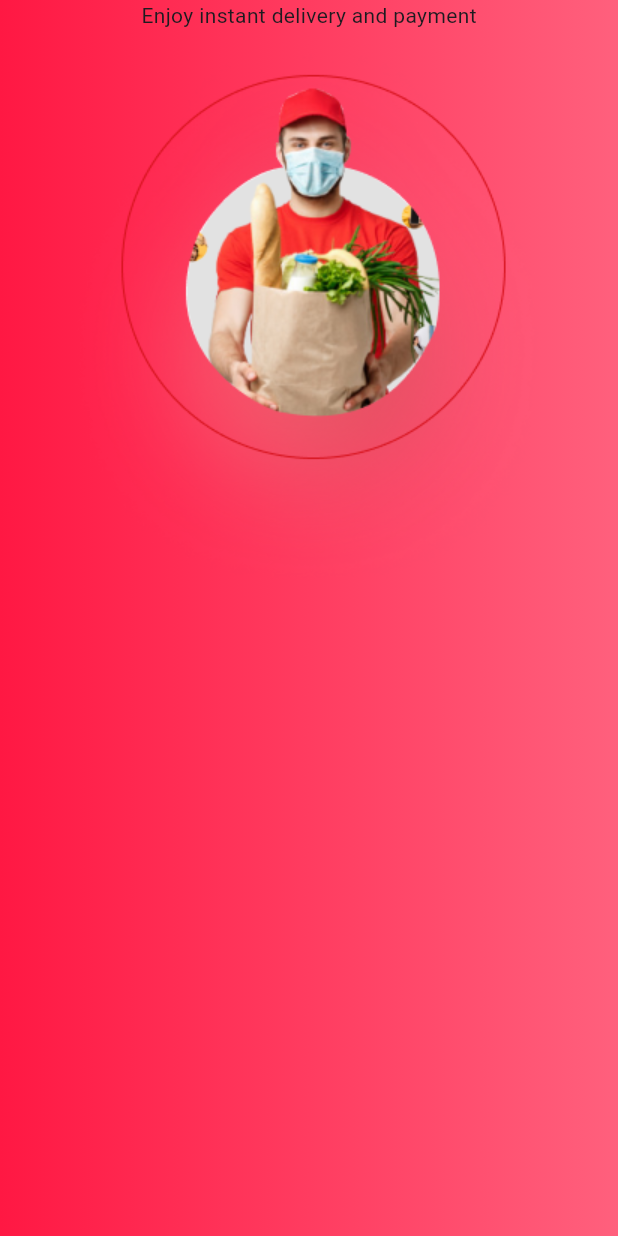
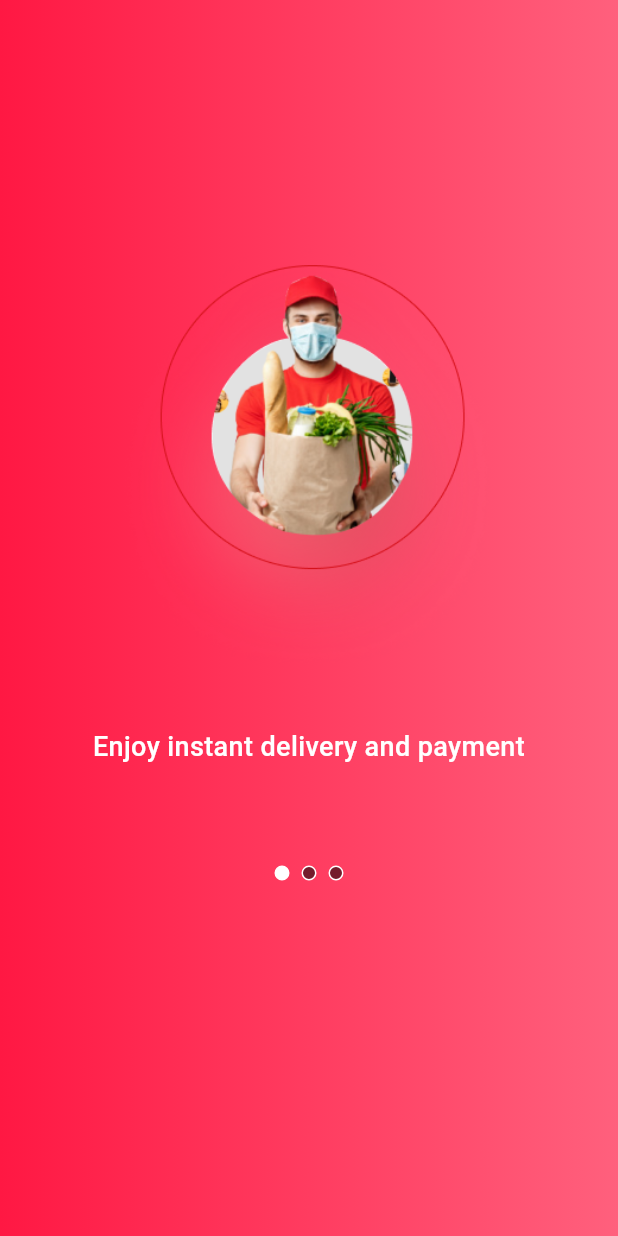
Before and after one commit to hakanbaysal20/OrderApp, a Flutter app: the screen it shows after launch, on a phone screen of 412 x 824 dp. Run offline on Flutter 3.47's test engine with Material 3 defaults, Android fonts, the phone set to English and light mode, and no system bars; our stand-ins replace cloud_firestore, dio, firebase_auth, firebase_core, flutter_bloc; accounts and stored records are empty.

Commit message:
cubit added to the onboard page

```diff
--- a/order_app/lib/data/entity/onboard_model.dart
+++ b/order_app/lib/data/entity/onboard_model.dart
@@ -15,8 +15,8 @@ class OnboardList {
 
   static List<OnboardModel> onboardItems = [
     OnboardModel(image: ImageConstants.onboardDelivery.toPng, title: "", subtitle: "Enjoy instant delivery and payment"),
-    OnboardModel(image: ImageConstants.onboardFood.toPng, title: "", subtitle: "Choos from a wide range of delicious meals"),
-    OnboardModel(image: ImageConstants.onboardMeal.toPng, title: "title", subtitle: "Go to login"),
+    OnboardModel(image: ImageConstants.onboardMeal.toPng, title: "", subtitle: "Choose from a wide range of delicious meals"),
+    OnboardModel(image: ImageConstants.onboardFood.toPng, title: "", subtitle: "Let's start"),
   ];
 
 
--- a/order_app/lib/data/repo/order_dao_repository.dart
+++ b/order_app/lib/data/repo/order_dao_repository.dart
@@ -82,4 +82,8 @@ class OrderDaoRepository{
         print(e);
       }
   }
+
+  Future<void> changeIndicator(int value,TabController tabController) async{
+    tabController.animateTo(value);
+  }
 }
--- a/order_app/lib/main.dart
+++ b/order_app/lib/main.dart
@@ -4,6 +4,7 @@ import 'package:flutter_bloc/flutter_bloc.dart';
 import 'package:order_app/ui/bloc/basket_cubit.dart';
 import 'package:order_app/ui/bloc/home_cubit.dart';
 import 'package:order_app/ui/bloc/login_cubit.dart';
+import 'package:order_app/ui/bloc/onboard_cubit.dart';
 import 'package:order_app/ui/bloc/registration_cubit.dart';
 import 'package:order_app/ui/views/home.dart';
 import 'package:order_app/ui/views/login.dart';
@@ -25,8 +26,9 @@ class MyApp extends StatelessWidget {
       providers: [
         BlocProvider(create: (context) => HomeCubit()),
         BlocProvider(create: (context) => BasketCubit()),
-        BlocProvider(create: (context) => LoginCubit(),),
-        BlocProvider(create: (context) => RegistrationCubit(),),
+        BlocProvider(create: (context) => LoginCubit()),
+        BlocProvider(create: (context) => RegistrationCubit()),
+        BlocProvider(create: (context) => OnboardCubit()),
       ],
       child: MaterialApp(
         debugShowCheckedModeBanner: false,
--- /dev/null
+++ b/order_app/lib/ui/bloc/onboard_cubit.dart
@@ -0,0 +1,12 @@
+import 'package:flutter/material.dart';
+import 'package:flutter_bloc/flutter_bloc.dart';
+import 'package:order_app/data/repo/order_dao_repository.dart';
+
+class OnboardCubit extends Cubit<void>{
+  OnboardCubit():super(0);
+  var kRepo = OrderDaoRepository();
+  Future<void> changeIndicator(int value,TabController tabController) async{
+    await kRepo.changeIndicator(value, tabController);
+  }
+
+}
--- a/order_app/lib/ui/views/onboard.dart
+++ b/order_app/lib/ui/views/onboard.dart
@@ -1,6 +1,9 @@
 import 'package:flutter/material.dart';
+import 'package:flutter_bloc/flutter_bloc.dart';
 import 'package:order_app/constants/color_constants.dart';
 import 'package:order_app/data/entity/onboard_model.dart';
+import 'package:order_app/ui/bloc/onboard_cubit.dart';
+import 'package:order_app/ui/views/login.dart';
 import 'package:order_app/ui/views/onboard_card.dart';
 
 
@@ -11,7 +14,16 @@ class Onboard extends StatefulWidget {
   State<Onboard> createState() => _OnboardState();
 }
 
-class _OnboardState extends State<Onboard> {
+class _OnboardState extends State<Onboard> with SingleTickerProviderStateMixin {
+  late final TabController tabController;
+  int selectIndex = 0;
+  var control = false;
+  @override
+  void initState() {
+    super.initState();
+    tabController = TabController(length: OnboardList.onboardItems.length, vsync: this);
+  }
+// Visibility yarım kaldı çalışmıyor. control değişkeni kontrol et.
   @override
   Widget build(BuildContext context) {
     return Scaffold(
@@ -20,16 +32,46 @@ class _OnboardState extends State<Onboard> {
         height: double.infinity,
         decoration: const BoxDecoration(gradient: LinearGradient(colors: [ColorConstants.gradientColor, ColorConstants.gradientColorLight ])),
         child: Column(
+          mainAxisAlignment: MainAxisAlignment.center,
           children: [
-            Expanded(
-              child: PageView.builder(
-                  itemCount: OnboardList.onboardItems.length,
-                  itemBuilder: (context, index) {
-                    return OnboardCard(OnboardList.onboardItems[index]
+           SizedBox(
+             width: double.infinity,
+             height: 420,
+             child: PageView.builder(
+
+               onPageChanged: (value) {
+                 setState(() {
+
+                 });
+                 context.read<OnboardCubit>().changeIndicator(value, tabController);
+               },
+               itemCount: OnboardList.onboardItems.length,
+               itemBuilder: (context, index) {
+                 var lastIndex = OnboardList.onboardItems.last;
+                 if(lastIndex == index){
+                     control = true;
+                   }else{
+                     control = false;
+                   }
+
+                 return OnboardCard(OnboardList.onboardItems[index],
                     );
+                 },),
+           ),
+            TabPageSelector(
+               selectedColor: ColorConstants.white,
+               indicatorSize: 10,
+               color: Colors.black54,
+               controller: tabController,
+             ),
+            SizedBox(height: 80),
+            Visibility(
+              visible: control,
+              child: TextButton(onPressed: () {
+              },style: TextButton.styleFrom(backgroundColor: ColorConstants.white,shape: RoundedRectangleBorder(borderRadius: BorderRadius.circular(37))),
+                  child: Container(width: 150,child: const Text("Get a meal",style: TextStyle(color: ColorConstants.buttonTextColor,fontFamily: 'Roboto',fontSize: 16),textAlign: TextAlign.center))),
+            ),
 
-                },),
-            ),
           ],
         ),
       ),
--- a/order_app/lib/ui/views/onboard_card.dart
+++ b/order_app/lib/ui/views/onboard_card.dart
@@ -11,11 +11,11 @@ class OnboardCard extends StatelessWidget {
   Widget build(BuildContext context) {
     return Column(
       children: [
+        SizedBox(height: 300,width: 300,child: Image.asset(model.image,alignment: Alignment.center)),
         Padding(
-          padding: const EdgeInsets.only(right: 32.0,left: 32.0),
-          child: Text(model.subtitle),
+          padding: const EdgeInsets.all(32),
+          child: Text(model.subtitle,textAlign: TextAlign.center,style: const TextStyle(color: Colors.white,fontSize: 18,fontWeight: FontWeight.w500),),
         ),
-        Image.asset(model.image),
       ],
     );
   }
```
